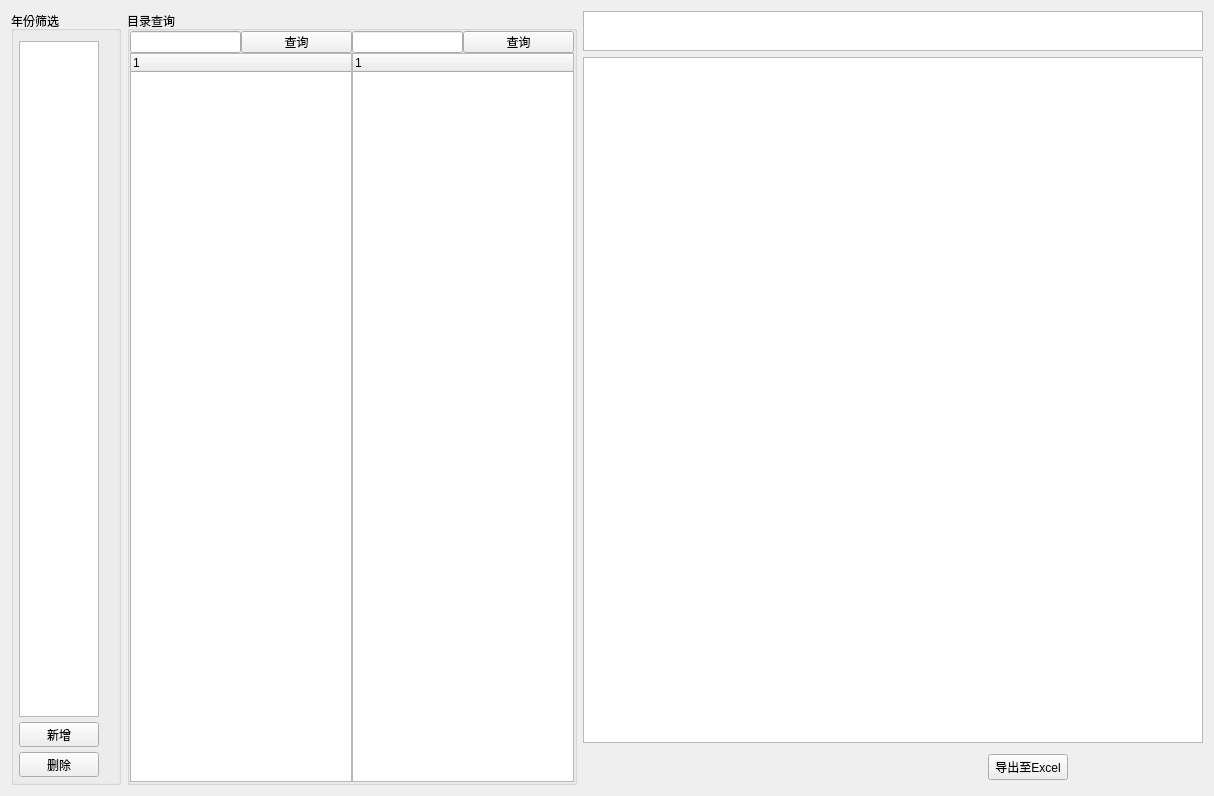
Above: widgets/orderManage/Widget_OrderRetirePlan.ui from Belos10/Equip before the change. Below: the same form after it.
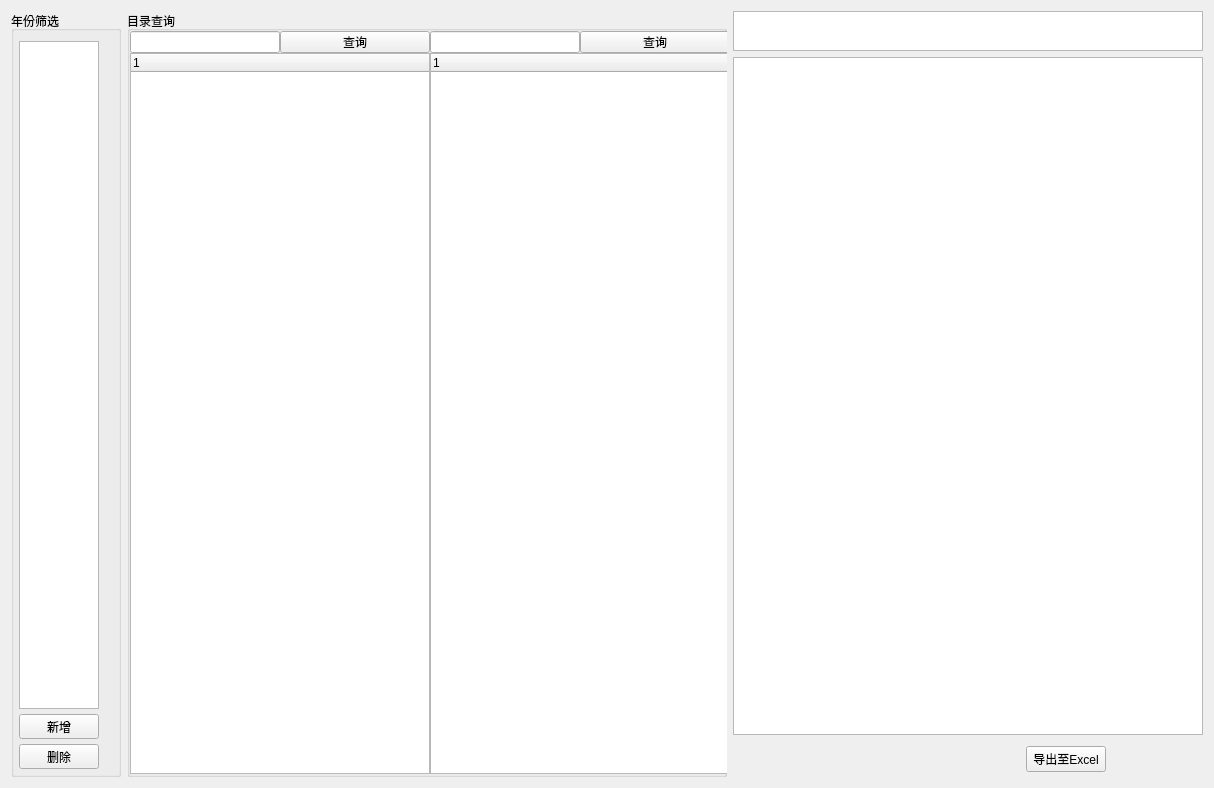
That is the form after the change.

The edit to the form file:
```diff
--- a/widgets/orderManage/Widget_OrderRetirePlan.ui
+++ b/widgets/orderManage/Widget_OrderRetirePlan.ui
@@ -7,7 +7,7 @@
     <x>0</x>
     <y>0</y>
     <width>1214</width>
-    <height>796</height>
+    <height>788</height>
    </rect>
   </property>
   <property name="windowTitle">
@@ -95,14 +95,14 @@
    <item>
     <widget class="QGroupBox" name="groupBox_2">
      <property name="sizePolicy">
-      <sizepolicy hsizetype="Ignored" vsizetype="Preferred">
+      <sizepolicy hsizetype="Expanding" vsizetype="Preferred">
        <horstretch>0</horstretch>
        <verstretch>0</verstretch>
       </sizepolicy>
      </property>
      <property name="minimumSize">
       <size>
-       <width>300</width>
+       <width>600</width>
        <height>0</height>
       </size>
      </property>
@@ -134,14 +134,14 @@
       <item row="0" column="2">
        <widget class="QWidget" name="wg_directory" native="true">
         <property name="sizePolicy">
-         <sizepolicy hsizetype="Ignored" vsizetype="Preferred">
+         <sizepolicy hsizetype="Expanding" vsizetype="Preferred">
           <horstretch>0</horstretch>
           <verstretch>0</verstretch>
          </sizepolicy>
         </property>
         <property name="minimumSize">
          <size>
-          <width>300</width>
+          <width>600</width>
           <height>0</height>
          </size>
         </property>
@@ -209,6 +209,12 @@
              </item>
              <item>
               <widget class="QTreeWidget" name="tw_first">
+               <property name="minimumSize">
+                <size>
+                 <width>300</width>
+                 <height>0</height>
+                </size>
+               </property>
                <column>
                 <property name="text">
                  <string/>
@@ -255,6 +261,12 @@
              </item>
              <item>
               <widget class="QTreeWidget" name="tw_second">
+               <property name="minimumSize">
+                <size>
+                 <width>300</width>
+                 <height>0</height>
+                </size>
+               </property>
                <column>
                 <property name="text">
                  <string/>
@@ -298,8 +310,8 @@
         <string>&lt;!DOCTYPE HTML PUBLIC &quot;-//W3C//DTD HTML 4.0//EN&quot; &quot;http://www.w3.org/TR/REC-html40/strict.dtd&quot;&gt;
 &lt;html&gt;&lt;head&gt;&lt;meta name=&quot;qrichtext&quot; content=&quot;1&quot; /&gt;&lt;style type=&quot;text/css&quot;&gt;
 p, li { white-space: pre-wrap; }
-&lt;/style&gt;&lt;/head&gt;&lt;body style=&quot; font-family:'SimSun'; font-size:9pt; font-weight:400; font-style:normal;&quot;&gt;
-&lt;p align=&quot;center&quot; style=&quot;-qt-paragraph-type:empty; margin-top:0px; margin-bottom:0px; margin-left:0px; margin-right:0px; -qt-block-indent:0; text-indent:0px;&quot;&gt;&lt;br /&gt;&lt;/p&gt;&lt;/body&gt;&lt;/html&gt;</string>
+&lt;/style&gt;&lt;/head&gt;&lt;body style=&quot; font-family:'SimSun'; font-size:9.07563pt; font-weight:400; font-style:normal;&quot;&gt;
+&lt;p align=&quot;center&quot; style=&quot;-qt-paragraph-type:empty; margin-top:0px; margin-bottom:0px; margin-left:0px; margin-right:0px; -qt-block-indent:0; text-indent:0px; font-size:9pt;&quot;&gt;&lt;br /&gt;&lt;/p&gt;&lt;/body&gt;&lt;/html&gt;</string>
        </property>
       </widget>
      </item>
```
